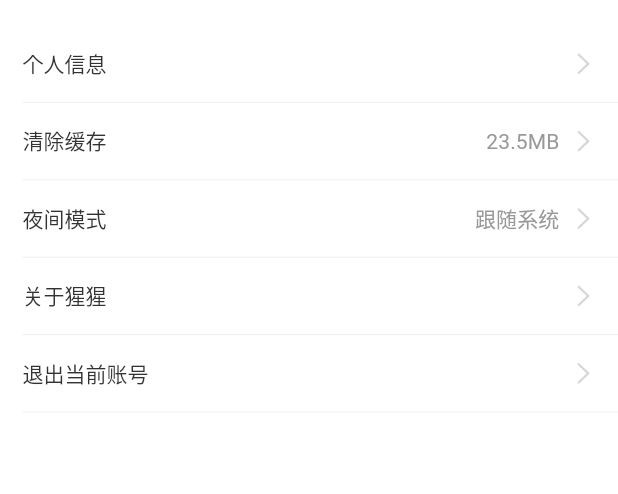
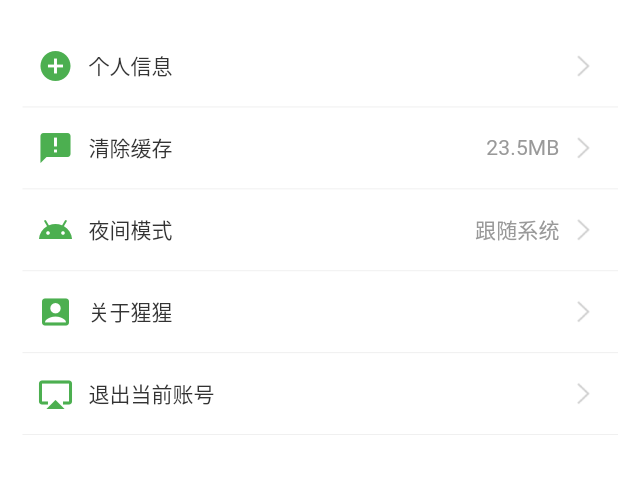
Before and after one commit to DavidLyn/ape, a Flutter app: the SettingPage screen opened by its route, on a phone screen of 412 x 824 dp, the part 54-548 px from its top. Run offline on Flutter 3.47's test engine with Material 2 defaults, Android fonts, the phone set to English and light mode, and no system bars; drawn by our look-alikes of oktoast, pull_to_refresh; our stand-ins replace cached_network_image, dio, fluro, flutter_slidable, flutter_swiper, image_picker and 4 more; missing offline and left inert: common_utils, flustars; accounts and stored records are empty; statements that could not run were skipped.

Commit message:
2020-05-30 15:32

```diff
--- a/lib/common/widget/my_selection_item.dart
+++ b/lib/common/widget/my_selection_item.dart
@@ -3,29 +3,66 @@ import 'package:ape/common/widget/loaded_image_widgets.dart';
 
 /// setting 页面中使用 功能项 widget
 ///
-class MySelectionItem extends StatelessWidget {
+class MySelectionItem extends StatefulWidget {
 
-  static const Widget _arrowRight = const LoadedAssetImageWidget('common/arrow_right', height: 16.0, width: 16.0);
+  static const Widget _arrowRight = const LoadedAssetImageWidget(
+      'common/arrow_right', height: 16.0, width: 16.0);
 
-  const MySelectionItem({
+  MySelectionItem({
     Key key,
     this.onTap,
     @required this.title,
     this.content: '',
     this.textAlign: TextAlign.start,
-    this.maxLines: 1
-  }): super(key: key);
+    this.maxLines: 1,
+    this.icon,
+    this.image,
+  }) : super(key: key);
 
-  final GestureTapCallback onTap;
-  final String title;
-  final String content;
-  final TextAlign textAlign;
-  final int maxLines;
+  GestureTapCallback onTap;
+  String title;
+  String content;
+  TextAlign textAlign;
+  int maxLines;
+  Icon icon;
+  Widget image;
+
+  void setContent(String content) {
+    this.content = content;
+  }
+
+  void setImage(Image image) {
+    this.image = image;
+  }
+
+  @override
+  _MySelectionItemState createState() => _MySelectionItemState();
+
+}
+
+class _MySelectionItemState extends State<MySelectionItem> {
+
+  @override
+  void initState() {
+    super.initState();
+
+  }
+
+  @override
+  void dispose() {
+
+    super.dispose();
+  }
 
   @override
   Widget build(BuildContext context) {
     return InkWell(
-      onTap: onTap,
+      onTap: (){
+          widget.onTap();
+          setState(() {
+
+          });
+        },
       child: Container(
         margin: const EdgeInsets.only(left: 15.0),
         padding: const EdgeInsets.fromLTRB(0, 15.0, 15.0, 15.0),
@@ -41,20 +78,86 @@ class MySelectionItem extends StatelessWidget {
         ),
         child: Row(
           //为了数字类文字居中
-          crossAxisAlignment: maxLines == 1 ? CrossAxisAlignment.center : CrossAxisAlignment.start,
+          crossAxisAlignment: widget.maxLines == 1 ? CrossAxisAlignment.center : CrossAxisAlignment.start,
+          mainAxisAlignment: MainAxisAlignment.spaceBetween,
           children: <Widget>[
+            _LeftComponent(
+              icon: widget.icon,
+              title: widget.title,
+            ),
+            _RightComponent(
+              onTap: widget.onTap,
+              content: widget.content,
+              textAlign: widget.textAlign,
+              maxLines: widget.maxLines,
+              image: widget.image,
+            ),
+          ],
+        ),
+      ),
+    );
+  }
+}
+
+class _LeftComponent extends StatelessWidget {
+
+  _LeftComponent({
+    Key key,
+    this.icon,
+    this.title: '',
+  }): super(key: key);
+
+  Icon icon;
+  String title;
+
+  @override
+  Widget build(BuildContext context) {
+    return Row(
+      mainAxisSize: MainAxisSize.min,
+      crossAxisAlignment: CrossAxisAlignment.center,
+      children: <Widget>[
+        SizedBox(
+          width: 10,
+        ),
+        icon==null ? SizedBox.shrink() : icon,
+        icon==null ? SizedBox.shrink() : SizedBox(width: 10),
         Text(title),
-            const Spacer(),
-            SizedBox(width: 16),
-            Expanded(
-              flex: 4,
-              child: Text(
+      ],
+    );
+  }
+}
+
+class _RightComponent extends StatelessWidget {
+
+  GestureTapCallback onTap;
+  String content;
+  TextAlign textAlign;
+  int maxLines;
+  Widget image;
+
+  _RightComponent({
+    Key key,
+    this.onTap,
+    this.content,
+    this.textAlign,
+    this.maxLines,
+    this.image,
+  }): super(key: key);
+
+  @override
+  Widget build(BuildContext context) {
+    return Row(
+      crossAxisAlignment: CrossAxisAlignment.center,
+      mainAxisSize: MainAxisSize.min,
+      children: <Widget>[
+        image != null ? image : SizedBox.shrink(),
+        image != null ? SizedBox(width: 10) : SizedBox.shrink(),
+        Text(
               content,
               maxLines: maxLines,
               textAlign: maxLines == 1 ? TextAlign.right : textAlign,
               overflow: TextOverflow.ellipsis,
               style: Theme.of(context).textTheme.subtitle.copyWith(fontSize: 14)
-              ),
           ),
         SizedBox(width: 8),
         Opacity(
@@ -62,12 +165,10 @@ class MySelectionItem extends StatelessWidget {
           opacity: onTap == null ? 0 : 1,
           child: Padding(
             padding: EdgeInsets.only(top: maxLines == 1 ? 0.0 : 2.0),
-                child: _arrowRight,
-              ),
-            )
-          ],
+            child: MySelectionItem._arrowRight,
           ),
         ),
+      ],
     );
   }
 }
--- a/lib/network/nw_api.dart
+++ b/lib/network/nw_api.dart
@@ -1,8 +1,8 @@
 /// 定义基本 Url 和 Rest 接口
 ///
 class NWApi {
-  //static final baseApi = 'http://192.168.1.101:8080/api/cat';
-  static final baseApi = 'http://172.16.40.36:8080/api/cat';
+  static final baseApi = 'http://192.168.1.101:8080/api/cat';
+  //static final baseApi = 'http://172.16.40.36:8080/api/cat';
 
   // 手机号、密码登录 Post
   static final login = '/user/login';
--- a/lib/wode/personal_infomation_page.dart
+++ b/lib/wode/personal_infomation_page.dart
@@ -36,29 +36,31 @@ class _PersonalInformationPageState extends State<PersonalInformationPage> {
   @override
   Widget build(BuildContext context) {
 
+    var item = MySelectionItem(
+      icon: Icon(Icons.access_time,color: Colors.green,),
+      title: 'test',
+      content: 'hello world',
+    );
+
+    item.onTap = () {
+      item.setContent('切换成功!');
+    };
+
     return Scaffold(
       appBar: MyAppBar(
         centerTitle: '个人信息',
       ),
       body: Column(
         children: <Widget>[
-          SizedBox(height: 5),
-          Stack(
-            children: <Widget>[
-              MySelectionItem(
-                  title: '头像',
-                  onTap: (){
-                    _selectAvatar(context);
-                  }
-              ),
-              Positioned(
-                top: 8.0,
-                bottom: 8.0,
-                right: 40.0,
-                child: MyAvatar(width: 34.0),
-              )
-            ],
+          MySelectionItem(
+            icon: Icon(Icons.title, color: Colors.green,),
+            title: '头像',
+            onTap: (){
+              _selectAvatar(context);
+            },
+            image: MyAvatar(width: 28.0,height: 28.0,),
           ),
+          item,
         ],
       ),
     );
@@ -77,9 +79,6 @@ class _PersonalInformationPageState extends State<PersonalInformationPage> {
                 onTap: () async {
                   var imageFile = await ImagePicker.pickImage(source: ImageSource.camera);
                   Navigator.pop(context);
-//                  if (imageFile == null) {
-//                    OtherUtils.showToastMessage('camera cancel!');
-//                  }
                   _saveImage(imageFile);
                 },
               ),
--- a/lib/wode/setting_page.dart
+++ b/lib/wode/setting_page.dart
@@ -53,24 +53,29 @@ class _SettingPageState extends State<SettingPage> {
           children: <Widget>[
             SizedBox(height: 5),
             MySelectionItem(
+                icon: Icon(Icons.add_circle, color: Colors.green,),
                 title: '个人信息',
                 onTap: () => NavigatorUtils.push(context, GlobalRouter.personalInformation)
             ),
             MySelectionItem(
+                icon: Icon(Icons.announcement, color: Colors.green,),
                 title: '清除缓存',
                 content: '23.5MB',
                 onTap: () {}
             ),
             MySelectionItem(
+                icon: Icon(Icons.android, color: Colors.green,),
                 title: '夜间模式',
                 content: themeMode,
                 onTap: () => NavigatorUtils.push(context, GlobalRouter.changeBrightness)
             ),
             MySelectionItem(
+                icon: Icon(Icons.account_box, color: Colors.green,),
                 title: '关于猩猩',
                 onTap: () => NavigatorUtils.push(context, GlobalRouter.aboutUs)
             ),
             MySelectionItem(
+              icon: Icon(Icons.airplay, color: Colors.green,),
               title: '退出当前账号',
               onTap: () => _showExitDialog(),
             ),
```
Lines whose indentation alone changed are shown as unchanged.
